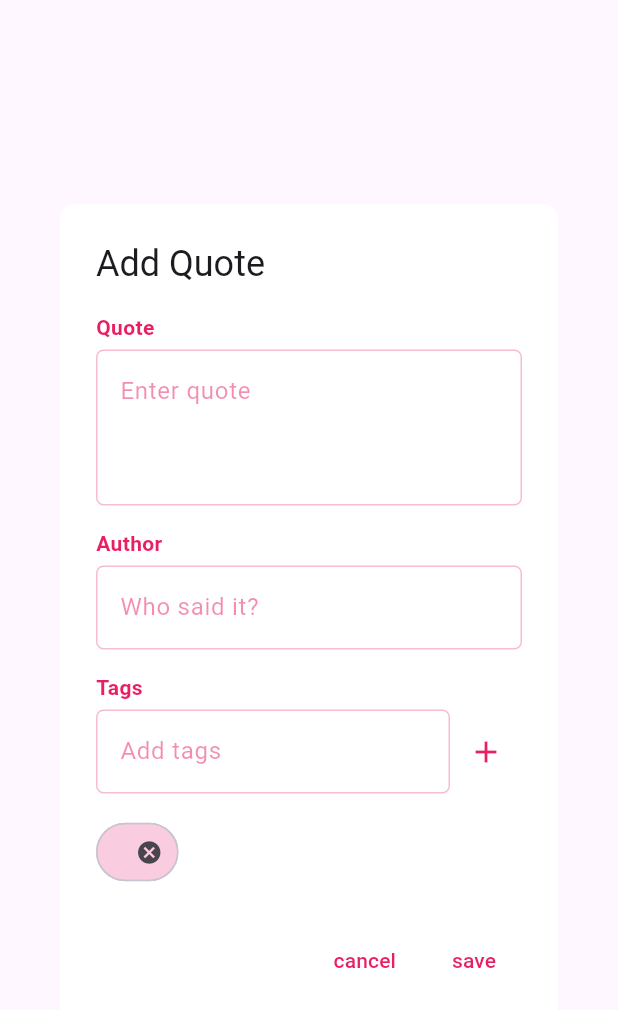
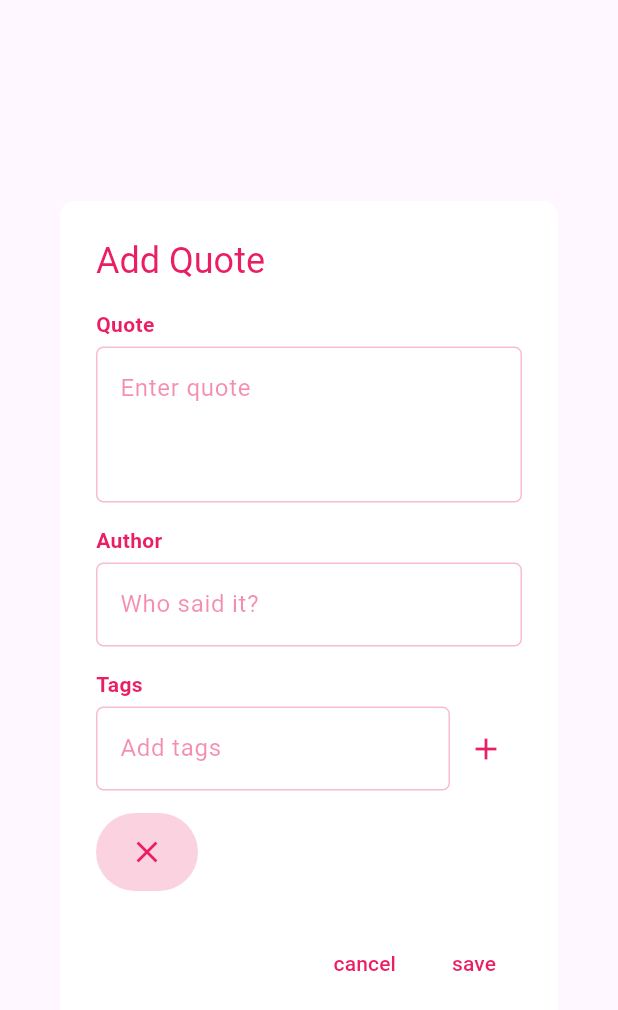
Before and after one commit to hazemxiii/home_quote, a Flutter app: the InputDialogWidget widget shown alone on an empty page, opened directly, after a tap on the "add" icon, on a phone screen of 412 x 824 dp. Shown: the top 1010 px of the screen. Run offline on Flutter 3.47's test engine with Material 3 defaults, Android fonts, the phone set to English and light mode, and no system bars; our stand-ins replace file_picker, permission_handler, shared_preferences; missing offline and left inert: android_alarm_manager_plus, flex_color_picker, fuzzywuzzy, home_widget; accounts and stored records are empty.

Commit message:
fix/removed_filter_param

```diff
--- /dev/null
+++ b/devtools_options.yaml
@@ -0,0 +1,3 @@
+description: This file stores settings for Dart & Flutter DevTools.
+documentation: https://docs.flutter.dev/tools/devtools/extensions#configure-extension-enablement-states
+extensions:
--- a/lib/global.dart
+++ b/lib/global.dart
@@ -85,11 +85,7 @@ class StyleNotifier extends ChangeNotifier {
 
   Color parseColorFromHex(String hex) {
     /// gets the color from the hex code
-    int r = colorFromChannel(hex.substring(0, 2));
-    int g = colorFromChannel(hex.substring(2, 4));
-    int b = colorFromChannel(hex.substring(4, 6));
-
-    return Color.fromRGBO(r, g, b, 1);
+    return Color(int.parse(hex.substring(1), radix: 16) + 0xFF000000);
   }
 
   int colorFromChannel(String channel) {
--- a/lib/quotes_notifier.dart
+++ b/lib/quotes_notifier.dart
@@ -10,7 +10,7 @@ import 'package:shared_preferences/shared_preferences.dart';
 
 class QuotesNotifier extends ChangeNotifier {
   List<Quote> quotes = [];
-  final Map<String, List<Quote>> _byAuthor = {};
+  // final Map<String, List<Quote>> _byAuthor = {};
   final Map<String, List<Quote>> _byTag = {};
   Quote? visible;
   String _search = "";
@@ -78,12 +78,12 @@ class QuotesNotifier extends ChangeNotifier {
     final q = jsonDecode(prefs.getString("myQuotes")!);
     for (final e in q) {
       final quote = Quote.fromJson(Map<String, dynamic>.from(e));
-      final author = quote.author;
+      // final author = quote.author;
       final tags = quote.tags;
-      if (author != null) {
-        _byAuthor[author] ??= [];
-        _byAuthor[author]!.add(quote);
-      }
+      // if (author != null) {
+      //   _byAuthor[author] ??= [];
+      //   _byAuthor[author]!.add(quote);
+      // }
       for (final tag in tags) {
         _byTag[tag] ??= [];
         _byTag[tag]!.add(quote);
@@ -103,7 +103,7 @@ class QuotesNotifier extends ChangeNotifier {
     prefs.setString("myQuotes", jsonEncode(quotes));
   }
 
-  List<String> get authors => _byAuthor.keys.toList();
+  // List<String> get authors => _byAuthor.keys.toList();
 
   List<String> get tags => _byTag.keys.toList();
 
--- a/lib/quotes_page/input_dialog.dart
+++ b/lib/quotes_page/input_dialog.dart
@@ -44,7 +44,8 @@ class _InputDialogWidgetState extends State<InputDialogWidget> {
       TextStyle btnStyle = TextStyle(color: clrs.appColor);
 
       return AlertDialog(
-        title: Text("${widget.quote == null ? "Add" : "Edit"} Quote"),
+        title: Text("${widget.quote == null ? "Add" : "Edit"} Quote",
+            style: TextStyle(color: clrs.appColor)),
         backgroundColor: Colors.white,
         shape: const RoundedRectangleBorder(
             borderRadius: BorderRadius.all(Radius.circular(10))),
@@ -103,18 +104,30 @@ class _InputDialogWidgetState extends State<InputDialogWidget> {
   }
 
   Widget _tagWidget(String tag) {
-    return Chip(
-        shape: RoundedRectangleBorder(
+    return Container(
+        padding: const EdgeInsets.symmetric(horizontal: 10, vertical: 2),
+        decoration: BoxDecoration(
           borderRadius: BorderRadius.circular(900),
+          color: context.watch<StyleNotifier>().appColor.withValues(alpha: 0.2),
         ),
-        backgroundColor:
-            context.watch<StyleNotifier>().appColor.withValues(alpha: 0.2),
-        onDeleted: () {
-          setState(() {
-            quote.tags.remove(tag);
-          });
-        },
-        label: Text(tag));
+        child: Row(
+          mainAxisSize: MainAxisSize.min,
+          children: [
+            Text(
+              tag,
+              style: TextStyle(color: context.watch<StyleNotifier>().appColor),
+            ),
+            IconButton(
+                padding: const EdgeInsets.all(0),
+                onPressed: () {
+                  setState(() {
+                    quote.tags.remove(tag);
+                  });
+                },
+                icon: Icon(Icons.close,
+                    color: context.watch<StyleNotifier>().appColor)),
+          ],
+        ));
   }
 
   Widget _input(
--- a/lib/quotes_page/quote_widget.dart
+++ b/lib/quotes_page/quote_widget.dart
@@ -126,7 +126,8 @@ class _QuoteWidgetState extends State<QuoteWidget> {
         borderRadius: const BorderRadius.all(Radius.circular(999)),
         color: context.watch<StyleNotifier>().appColor.withValues(alpha: 0.2),
       ),
-      child: Text(tag, style: const TextStyle(color: Colors.white)),
+      child: Text(tag,
+          style: TextStyle(color: context.watch<StyleNotifier>().appColor)),
     );
   }
 
```
Also changed, not shown: lib/quotes_page/quotes_page.dart (+18 -4 lines).
